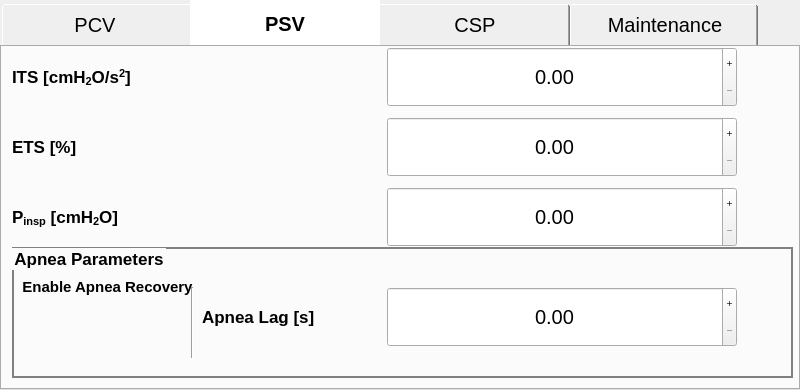
The window that gui/settings/settings.ui (fmselab/mvm-gui) describes before a commit, drawn with Qt 5.
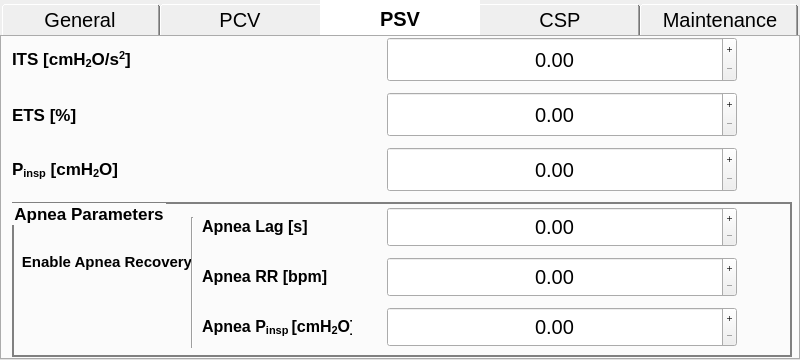
The same window after the commit. The open tabs and pages were chosen to show the change. Icons and pictures are not drawn. Custom widgets are drawn as their Qt base class.

```diff
--- a/gui/settings/settings.ui
+++ b/gui/settings/settings.ui
@@ -7,7 +7,7 @@
     <x>0</x>
     <y>0</y>
     <width>800</width>
-    <height>390</height>
+    <height>360</height>
    </rect>
   </property>
   <property name="font">
@@ -84,8 +84,8 @@
       <property name="styleSheet">
        <string notr="true">QTabBar::tab {
     /* make the tab large enough to show the full text */
-    width: 190px;
-	height: 45px;
+    width: 160px;
+	height: 35px;
 }
 
 QTabBar::tab:selected {
@@ -116,6 +116,191 @@
       <property name="elideMode">
        <enum>Qt::ElideNone</enum>
       </property>
+      <widget class="QWidget" name="tab">
+       <attribute name="title">
+        <string>General</string>
+       </attribute>
+       <widget class="QGroupBox" name="groupBox_4">
+        <property name="geometry">
+         <rect>
+          <x>0</x>
+          <y>0</y>
+          <width>781</width>
+          <height>91</height>
+         </rect>
+        </property>
+        <property name="font">
+         <font>
+          <pointsize>13</pointsize>
+          <weight>75</weight>
+          <bold>true</bold>
+         </font>
+        </property>
+        <property name="title">
+         <string>Leak Compensation</string>
+        </property>
+        <widget class="QLabel" name="label_17">
+         <property name="geometry">
+          <rect>
+           <x>0</x>
+           <y>30</y>
+           <width>340</width>
+           <height>50</height>
+          </rect>
+         </property>
+         <property name="font">
+          <font>
+           <family>Cantarell</family>
+           <pointsize>13</pointsize>
+           <weight>75</weight>
+           <bold>true</bold>
+          </font>
+         </property>
+         <property name="text">
+          <string>&lt;html&gt;&lt;head/&gt;&lt;body&gt;&lt;p&gt;PEEP [cmH&lt;span style=&quot; vertical-align:sub;&quot;&gt;2&lt;/span&gt;O]&lt;/p&gt;&lt;/body&gt;&lt;/html&gt;</string>
+         </property>
+        </widget>
+        <widget class="QDoubleSpinBox" name="spinBox_leak_compensation">
+         <property name="geometry">
+          <rect>
+           <x>360</x>
+           <y>30</y>
+           <width>400</width>
+           <height>50</height>
+          </rect>
+         </property>
+         <property name="font">
+          <font>
+           <pointsize>15</pointsize>
+          </font>
+         </property>
+         <property name="styleSheet">
+          <string notr="true"/>
+         </property>
+         <property name="alignment">
+          <set>Qt::AlignCenter</set>
+         </property>
+         <property name="buttonSymbols">
+          <enum>QAbstractSpinBox::PlusMinus</enum>
+         </property>
+        </widget>
+        <widget class="QPushButton" name="fake_btn_leak_compensation">
+         <property name="geometry">
+          <rect>
+           <x>440</x>
+           <y>30</y>
+           <width>240</width>
+           <height>50</height>
+          </rect>
+         </property>
+         <property name="palette">
+          <palette>
+           <active>
+            <colorrole role="Button">
+             <brush brushstyle="SolidPattern">
+              <color alpha="0">
+               <red>0</red>
+               <green>0</green>
+               <blue>0</blue>
+              </color>
+             </brush>
+            </colorrole>
+            <colorrole role="Base">
+             <brush brushstyle="SolidPattern">
+              <color alpha="0">
+               <red>0</red>
+               <green>0</green>
+               <blue>0</blue>
+              </color>
+             </brush>
+            </colorrole>
+            <colorrole role="Window">
+             <brush brushstyle="SolidPattern">
+              <color alpha="0">
+               <red>0</red>
+               <green>0</green>
+               <blue>0</blue>
+              </color>
+             </brush>
+            </colorrole>
+           </active>
+           <inactive>
+            <colorrole role="Button">
+             <brush brushstyle="SolidPattern">
+              <color alpha="0">
+               <red>0</red>
+               <green>0</green>
+               <blue>0</blue>
+              </color>
+             </brush>
+            </colorrole>
+            <colorrole role="Base">
+             <brush brushstyle="SolidPattern">
+              <color alpha="0">
+               <red>0</red>
+               <green>0</green>
+               <blue>0</blue>
+              </color>
+             </brush>
+            </colorrole>
+            <colorrole role="Window">
+             <brush brushstyle="SolidPattern">
+              <color alpha="0">
+               <red>0</red>
+               <green>0</green>
+               <blue>0</blue>
+              </color>
+             </brush>
+            </colorrole>
+           </inactive>
+           <disabled>
+            <colorrole role="Button">
+             <brush brushstyle="SolidPattern">
+              <color alpha="0">
+               <red>0</red>
+               <green>0</green>
+               <blue>0</blue>
+              </color>
+             </brush>
+            </colorrole>
+            <colorrole role="Base">
+             <brush brushstyle="SolidPattern">
+              <color alpha="0">
+               <red>0</red>
+               <green>0</green>
+               <blue>0</blue>
+              </color>
+             </brush>
+            </colorrole>
+            <colorrole role="Window">
+             <brush brushstyle="SolidPattern">
+              <color alpha="0">
+               <red>0</red>
+               <green>0</green>
+               <blue>0</blue>
+              </color>
+             </brush>
+            </colorrole>
+           </disabled>
+          </palette>
+         </property>
+         <property name="font">
+          <font>
+           <underline>false</underline>
+          </font>
+         </property>
+         <property name="styleSheet">
+          <string notr="true">QPushButton {
+	background-color: rgba(0, 0, 0, 0);
+     border-style: outset;
+}</string>
+         </property>
+         <property name="text">
+          <string/>
+         </property>
+        </widget>
+       </widget>
+      </widget>
       <widget class="QWidget" name="tab_pcv">
        <attribute name="title">
         <string>PCV</string>
@@ -921,7 +1106,7 @@
           <x>10</x>
           <y>0</y>
           <width>340</width>
-          <height>60</height>
+          <height>45</height>
          </rect>
         </property>
         <property name="font">
@@ -939,9 +1124,9 @@
         <property name="geometry">
          <rect>
           <x>10</x>
-          <y>80</y>
+          <y>55</y>
           <width>340</width>
-          <height>40</height>
+          <height>45</height>
          </rect>
         </property>
         <property name="font">
@@ -961,7 +1146,7 @@
           <x>360</x>
           <y>0</y>
           <width>400</width>
-          <height>60</height>
+          <height>45</height>
          </rect>
         </property>
         <property name="font">
@@ -980,9 +1165,9 @@
         <property name="geometry">
          <rect>
           <x>360</x>
-          <y>70</y>
+          <y>55</y>
           <width>400</width>
-          <height>60</height>
+          <height>45</height>
          </rect>
         </property>
         <property name="font">
@@ -1001,9 +1186,9 @@
         <property name="geometry">
          <rect>
           <x>180</x>
-          <y>240</y>
+          <y>180</y>
           <width>20</width>
-          <height>71</height>
+          <height>131</height>
          </rect>
         </property>
         <property name="orientation">
@@ -1016,7 +1201,7 @@
           <x>440</x>
           <y>0</y>
           <width>240</width>
-          <height>60</height>
+          <height>45</height>
          </rect>
         </property>
         <property name="palette">
@@ -1129,9 +1314,9 @@
         <property name="geometry">
          <rect>
           <x>440</x>
-          <y>70</y>
+          <y>55</y>
           <width>240</width>
-          <height>60</height>
+          <height>45</height>
          </rect>
         </property>
         <property name="palette">
@@ -1244,9 +1429,9 @@
         <property name="geometry">
          <rect>
           <x>360</x>
-          <y>140</y>
+          <y>110</y>
           <width>400</width>
-          <height>60</height>
+          <height>45</height>
          </rect>
         </property>
         <property name="font">
@@ -1265,9 +1450,9 @@
         <property name="geometry">
          <rect>
           <x>440</x>
-          <y>140</y>
+          <y>110</y>
           <width>240</width>
-          <height>60</height>
+          <height>45</height>
          </rect>
         </property>
         <property name="palette">
@@ -1380,9 +1565,9 @@
         <property name="geometry">
          <rect>
           <x>10</x>
-          <y>140</y>
+          <y>110</y>
           <width>340</width>
-          <height>60</height>
+          <height>45</height>
          </rect>
         </property>
         <property name="font">
@@ -1400,9 +1585,9 @@
         <property name="geometry">
          <rect>
           <x>10</x>
-          <y>200</y>
-          <width>781</width>
-          <height>131</height>
+          <y>165</y>
+          <width>780</width>
+          <height>155</height>
          </rect>
         </property>
         <property name="font">
@@ -1424,8 +1609,8 @@
          <property name="geometry">
           <rect>
            <x>10</x>
-           <y>20</y>
-           <width>171</width>
+           <y>40</y>
+           <width>170</width>
            <height>40</height>
           </rect>
          </property>
@@ -1447,14 +1632,14 @@
          <property name="geometry">
           <rect>
            <x>190</x>
-           <y>40</y>
+           <y>5</y>
            <width>150</width>
-           <height>60</height>
+           <height>40</height>
           </rect>
          </property>
          <property name="font">
           <font>
-           <pointsize>13</pointsize>
+           <pointsize>12</pointsize>
            <weight>75</weight>
            <bold>true</bold>
           </font>
@@ -1467,9 +1652,9 @@
          <property name="geometry">
           <rect>
            <x>350</x>
-           <y>40</y>
+           <y>5</y>
            <width>400</width>
-           <height>60</height>
+           <height>40</height>
           </rect>
          </property>
          <property name="font">
@@ -1497,9 +1682,9 @@
          <property name="geometry">
           <rect>
            <x>430</x>
-           <y>40</y>
+           <y>5</y>
            <width>240</width>
-           <height>60</height>
+           <height>40</height>
           </rect>
          </property>
          <property name="palette">
@@ -1615,12 +1800,353 @@
          <property name="geometry">
           <rect>
            <x>20</x>
-           <y>60</y>
+           <y>80</y>
            <width>130</width>
            <height>40</height>
           </rect>
          </property>
         </widget>
+        <widget class="QLabel" name="label_15">
+         <property name="geometry">
+          <rect>
+           <x>190</x>
+           <y>55</y>
+           <width>150</width>
+           <height>40</height>
+          </rect>
+         </property>
+         <property name="font">
+          <font>
+           <pointsize>12</pointsize>
+           <weight>75</weight>
+           <bold>true</bold>
+          </font>
+         </property>
+         <property name="text">
+          <string>&lt;html&gt;&lt;head/&gt;&lt;body&gt;&lt;p&gt;Apnea RR [bpm]&lt;/p&gt;&lt;/body&gt;&lt;/html&gt;</string>
+         </property>
+        </widget>
+        <widget class="QLabel" name="label_16">
+         <property name="geometry">
+          <rect>
+           <x>190</x>
+           <y>105</y>
+           <width>150</width>
+           <height>40</height>
+          </rect>
+         </property>
+         <property name="font">
+          <font>
+           <pointsize>12</pointsize>
+           <weight>75</weight>
+           <bold>true</bold>
+          </font>
+         </property>
+         <property name="text">
+          <string>&lt;html&gt;&lt;head/&gt;&lt;body&gt;&lt;p&gt;Apnea P&lt;span style=&quot; vertical-align:sub;&quot;&gt;insp &lt;/span&gt;[cmH&lt;span style=&quot; vertical-align:sub;&quot;&gt;2&lt;/span&gt;O]&lt;/p&gt;&lt;/body&gt;&lt;/html&gt;</string>
+         </property>
+        </widget>
+        <widget class="QDoubleSpinBox" name="spinBox_apnea_rr">
+         <property name="geometry">
+          <rect>
+           <x>350</x>
+           <y>55</y>
+           <width>400</width>
+           <height>40</height>
+          </rect>
+         </property>
+         <property name="font">
+          <font>
+           <pointsize>15</pointsize>
+          </font>
+         </property>
+         <property name="layoutDirection">
+          <enum>Qt::LeftToRight</enum>
+         </property>
+         <property name="styleSheet">
+          <string notr="true"/>
+         </property>
+         <property name="alignment">
+          <set>Qt::AlignCenter</set>
+         </property>
+         <property name="buttonSymbols">
+          <enum>QAbstractSpinBox::PlusMinus</enum>
+         </property>
+         <property name="showGroupSeparator" stdset="0">
+          <bool>true</bool>
+         </property>
+        </widget>
+        <widget class="QDoubleSpinBox" name="spinBox_apnea_insp_press">
+         <property name="geometry">
+          <rect>
+           <x>350</x>
+           <y>105</y>
+           <width>400</width>
+           <height>40</height>
+          </rect>
+         </property>
+         <property name="font">
+          <font>
+           <pointsize>15</pointsize>
+          </font>
+         </property>
+         <property name="layoutDirection">
+          <enum>Qt::LeftToRight</enum>
+         </property>
+         <property name="styleSheet">
+          <string notr="true"/>
+         </property>
+         <property name="alignment">
+          <set>Qt::AlignCenter</set>
+         </property>
+         <property name="buttonSymbols">
+          <enum>QAbstractSpinBox::PlusMinus</enum>
+         </property>
+         <property name="showGroupSeparator" stdset="0">
+          <bool>true</bool>
+         </property>
+        </widget>
+        <widget class="QPushButton" name="fake_btn_apnea_rr">
+         <property name="geometry">
+          <rect>
+           <x>430</x>
+           <y>55</y>
+           <width>240</width>
+           <height>40</height>
+          </rect>
+         </property>
+         <property name="palette">
+          <palette>
+           <active>
+            <colorrole role="Button">
+             <brush brushstyle="SolidPattern">
+              <color alpha="0">
+               <red>0</red>
+               <green>0</green>
+               <blue>0</blue>
+              </color>
+             </brush>
+            </colorrole>
+            <colorrole role="Base">
+             <brush brushstyle="SolidPattern">
+              <color alpha="0">
+               <red>0</red>
+               <green>0</green>
+               <blue>0</blue>
+              </color>
+             </brush>
+            </colorrole>
+            <colorrole role="Window">
+             <brush brushstyle="SolidPattern">
+              <color alpha="0">
+               <red>0</red>
+               <green>0</green>
+               <blue>0</blue>
+              </color>
+             </brush>
+            </colorrole>
+           </active>
+           <inactive>
+            <colorrole role="Button">
+             <brush brushstyle="SolidPattern">
+              <color alpha="0">
+               <red>0</red>
+               <green>0</green>
+               <blue>0</blue>
+              </color>
+             </brush>
+            </colorrole>
+            <colorrole role="Base">
+             <brush brushstyle="SolidPattern">
+              <color alpha="0">
+               <red>0</red>
+               <green>0</green>
+               <blue>0</blue>
+              </color>
+             </brush>
+            </colorrole>
+            <colorrole role="Window">
+             <brush brushstyle="SolidPattern">
+              <color alpha="0">
+               <red>0</red>
+               <green>0</green>
+               <blue>0</blue>
+              </color>
+             </brush>
+            </colorrole>
+           </inactive>
+           <disabled>
+            <colorrole role="Button">
+             <brush brushstyle="SolidPattern">
+              <color alpha="0">
+               <red>0</red>
+               <green>0</green>
+               <blue>0</blue>
+              </color>
+             </brush>
+            </colorrole>
+            <colorrole role="Base">
+             <brush brushstyle="SolidPattern">
+              <color alpha="0">
+               <red>0</red>
+               <green>0</green>
+               <blue>0</blue>
+              </color>
+             </brush>
+            </colorrole>
+            <colorrole role="Window">
+             <brush brushstyle="SolidPattern">
+              <color alpha="0">
+               <red>0</red>
+               <green>0</green>
+               <blue>0</blue>
+              </color>
+             </brush>
+            </colorrole>
+           </disabled>
+          </palette>
+         </property>
+         <property name="font">
+          <font>
+           <underline>false</underline>
+          </font>
+         </property>
+         <property name="styleSheet">
+          <string notr="true">QPushButton {
+	background-color: rgba(0, 0, 0, 0);
+     border-style: outset;
+}</string>
+         </property>
+         <property name="text">
+          <string/>
+         </property>
+        </widget>
+        <widget class="QPushButton" name="fake_btn_apnea_insp_press">
+         <property name="geometry">
+          <rect>
+           <x>430</x>
+           <y>105</y>
+           <width>240</width>
+           <height>40</height>
+          </rect>
+         </property>
+         <property name="palette">
+          <palette>
+           <active>
+            <colorrole role="Button">
+             <brush brushstyle="SolidPattern">
+              <color alpha="0">
+               <red>0</red>
+               <green>0</green>
+               <blue>0</blue>
+              </color>
+             </brush>
+            </colorrole>
+            <colorrole role="Base">
+             <brush brushstyle="SolidPattern">
+              <color alpha="0">
+               <red>0</red>
+               <green>0</green>
+               <blue>0</blue>
+              </color>
+             </brush>
+            </colorrole>
+            <colorrole role="Window">
+             <brush brushstyle="SolidPattern">
+              <color alpha="0">
+               <red>0</red>
+               <green>0</green>
+               <blue>0</blue>
+              </color>
+             </brush>
+            </colorrole>
+           </active>
+           <inactive>
+            <colorrole role="Button">
+             <brush brushstyle="SolidPattern">
+              <color alpha="0">
+               <red>0</red>
+               <green>0</green>
+               <blue>0</blue>
+              </color>
+             </brush>
+            </colorrole>
+            <colorrole role="Base">
+             <brush brushstyle="SolidPattern">
+              <color alpha="0">
+               <red>0</red>
+               <green>0</green>
+               <blue>0</blue>
+              </color>
+             </brush>
+            </colorrole>
+            <colorrole role="Window">
+             <brush brushstyle="SolidPattern">
+              <color alpha="0">
+               <red>0</red>
+               <green>0</green>
+               <blue>0</blue>
+              </color>
+             </brush>
+            </colorrole>
+           </inactive>
+           <disabled>
+            <colorrole role="Button">
+             <brush brushstyle="SolidPattern">
+              <color alpha="0">
+               <red>0</red>
+               <green>0</green>
+               <blue>0</blue>
+              </color>
+             </brush>
+            </colorrole>
+            <colorrole role="Base">
+             <brush brushstyle="SolidPattern">
+              <color alpha="0">
+               <red>0</red>
+               <green>0</green>
+               <blue>0</blue>
+              </color>
+             </brush>
+            </colorrole>
+            <colorrole role="Window">
+             <brush brushstyle="SolidPattern">
+              <color alpha="0">
+               <red>0</red>
+               <green>0</green>
+               <blue>0</blue>
+              </color>
+             </brush>
+            </colorrole>
+           </disabled>
+          </palette>
+         </property>
+         <property name="font">
+          <font>
+           <underline>false</underline>
+          </font>
+         </property>
+         <property name="styleSheet">
+          <string notr="true">QPushButton {
+	background-color: rgba(0, 0, 0, 0);
+     border-style: outset;
+}</string>
+         </property>
+         <property name="text">
+          <string/>
+         </property>
+        </widget>
+        <zorder>label_11</zorder>
+        <zorder>label_8</zorder>
+        <zorder>spinBox_max_apnea_time</zorder>
+        <zorder>fake_btn_max_apnea_time</zorder>
+        <zorder>toggle_enable_backup</zorder>
+        <zorder>label_15</zorder>
+        <zorder>label_16</zorder>
+        <zorder>spinBox_apnea_rr</zorder>
+        <zorder>spinBox_apnea_insp_press</zorder>
+        <zorder>fake_btn_apnea_insp_press</zorder>
+        <zorder>fake_btn_apnea_rr</zorder>
        </widget>
        <zorder>groupBox</zorder>
        <zorder>label_6</zorder>
```
Left out of the diff: 169 changed lines with no effect on the pictures.
